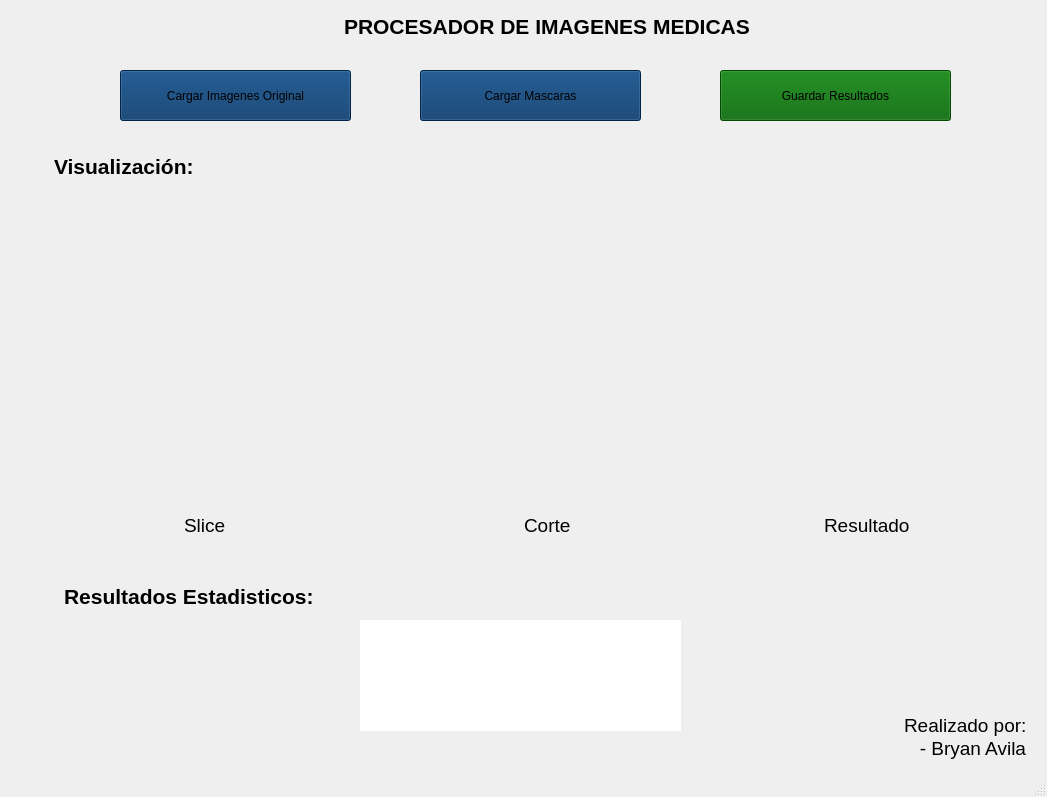
The window that src/mainwindow.ui (BryanAv7/ProyectVisionPt1) describes before a commit, drawn with Qt 5.
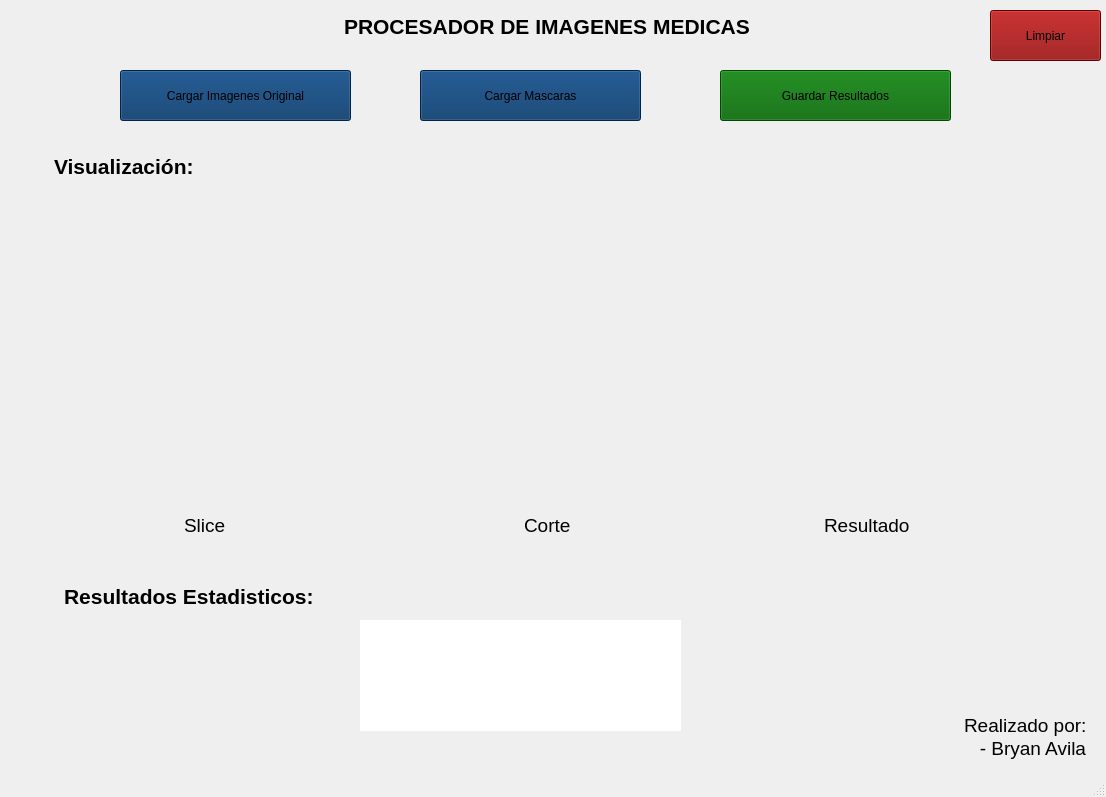
The same window after the commit.

The edit to the form file:
```diff
--- a/src/mainwindow.ui
+++ b/src/mainwindow.ui
@@ -9,7 +9,7 @@
    <rect>
     <x>0</x>
     <y>0</y>
-    <width>1047</width>
+    <width>1106</width>
     <height>797</height>
    </rect>
   </property>
@@ -316,7 +316,7 @@
    <widget class="QTextEdit" name="textEdit_7">
     <property name="geometry">
      <rect>
-      <x>900</x>
+      <x>960</x>
       <y>710</y>
       <width>171</width>
       <height>51</height>
@@ -337,6 +337,22 @@
 &lt;p style=&quot; margin-top:0px; margin-bottom:0px; margin-left:0px; margin-right:0px; -qt-block-indent:0; text-indent:0px;&quot;&gt;&lt;span style=&quot; font-size:14pt;&quot;&gt;   - Bryan Avila&lt;/span&gt;&lt;/p&gt;&lt;/body&gt;&lt;/html&gt;</string>
     </property>
    </widget>
+   <widget class="QPushButton" name="btnClear">
+    <property name="geometry">
+     <rect>
+      <x>990</x>
+      <y>10</y>
+      <width>111</width>
+      <height>51</height>
+     </rect>
+    </property>
+    <property name="styleSheet">
+     <string notr="true">background-color: #8B0000;</string>
+    </property>
+    <property name="text">
+     <string>Limpiar</string>
+    </property>
+   </widget>
   </widget>
   <widget class="QMenuBar" name="menubar">
    <property name="geometry">
```
Left out of the diff: 2 changed lines with no effect on the pictures.
